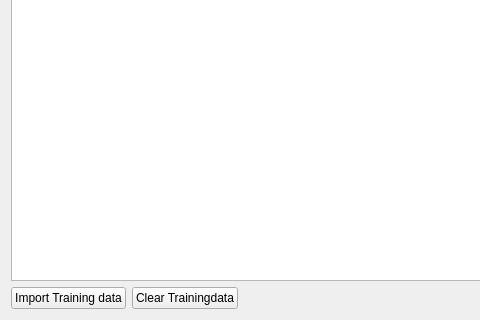
Above: simon/src/simonmodelmanagementui/prompts.ui from KDE/simon before the change; both pictures show x 0 to 480 and y 112 to 432 of the 612 by 432 pixel window. Below: the same form after it.
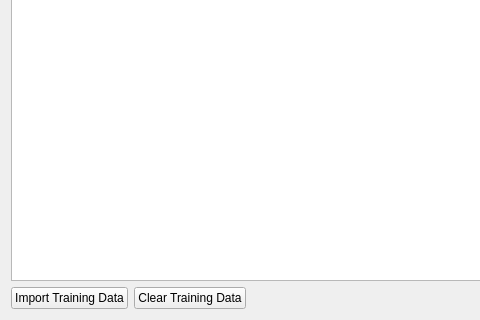
That is the form after the change. Custom widgets are drawn as their Qt base class.

Commit message: String fix: Trainingdata => Training Data

What changed in the file:
```diff
--- a/simon/src/simonmodelmanagementui/prompts.ui
+++ b/simon/src/simonmodelmanagementui/prompts.ui
@@ -45,7 +45,7 @@
         <string>Import training corpuses from other Simon versions</string>
        </property>
        <property name="text">
-        <string>Import Training data</string>
+        <string>Import Training Data</string>
        </property>
       </widget>
      </item>
@@ -55,7 +55,7 @@
         <string>Removes all training samples from the corpus</string>
        </property>
        <property name="text">
-        <string>Clear Trainingdata</string>
+        <string>Clear Training Data</string>
        </property>
       </widget>
      </item>
```
